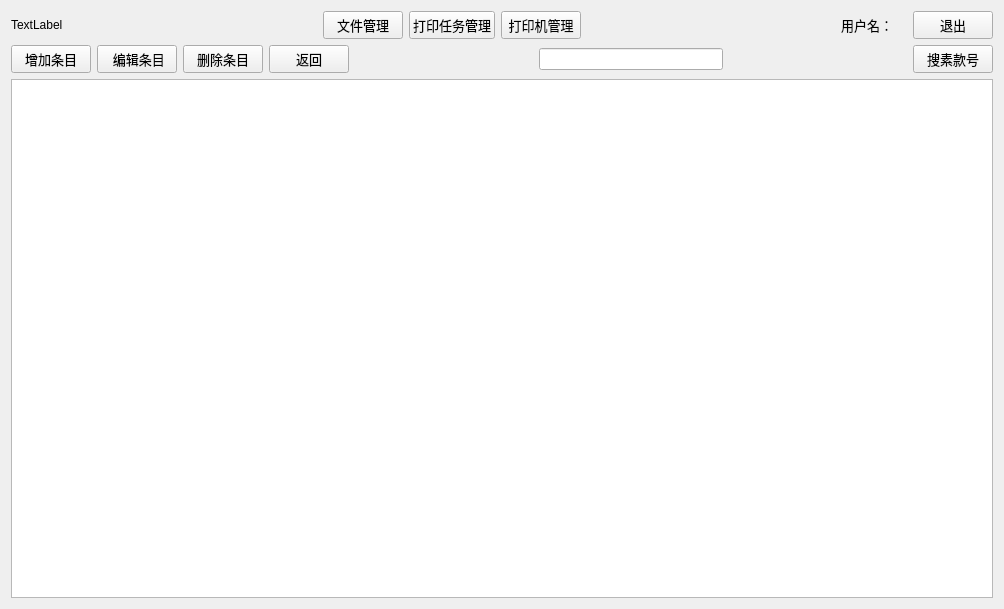
Above: pages/datamaintainance.ui from nizqleo/autoprint before the change. Below: the same form after it.
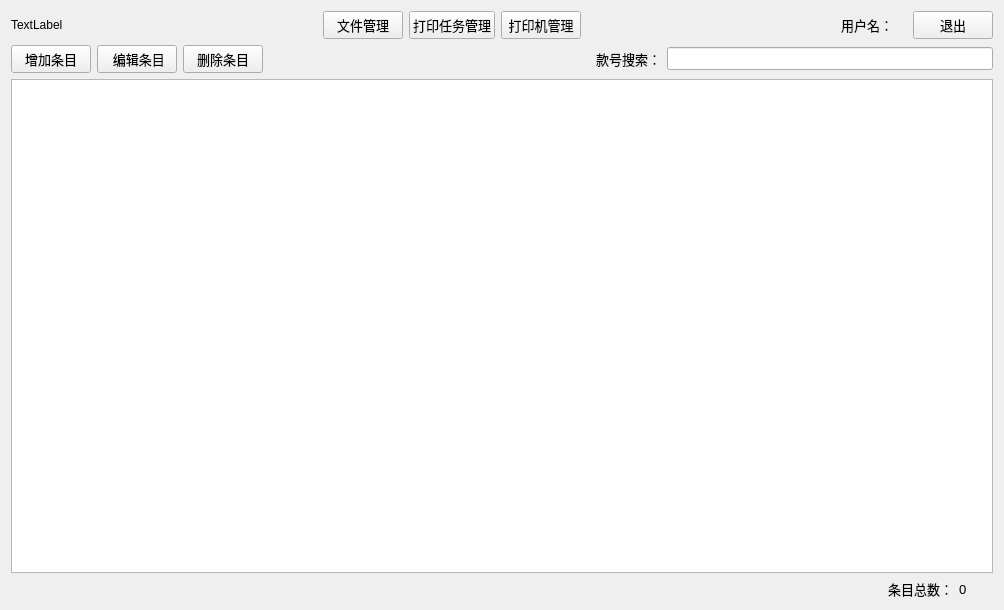
That is the form after the change.

Diff of the .ui file:
```diff
--- a/pages/datamaintainance.ui
+++ b/pages/datamaintainance.ui
@@ -7,7 +7,7 @@
     <x>0</x>
     <y>0</y>
     <width>1004</width>
-    <height>609</height>
+    <height>610</height>
    </rect>
   </property>
   <property name="windowTitle">
@@ -176,18 +176,6 @@
            </property>
           </widget>
          </item>
-         <item>
-          <widget class="QPushButton" name="Return_button">
-           <property name="font">
-            <font>
-             <pointsize>10</pointsize>
-            </font>
-           </property>
-           <property name="text">
-            <string>返回</string>
-           </property>
-          </widget>
-         </item>
          <item>
           <spacer name="horizontalSpacer_3">
            <property name="orientation">
@@ -202,30 +190,23 @@
           </spacer>
          </item>
          <item>
-          <widget class="QLineEdit" name="lineEdit"/>
-         </item>
-         <item>
-          <spacer name="horizontalSpacer">
-           <property name="orientation">
-            <enum>Qt::Horizontal</enum>
-           </property>
-           <property name="sizeHint" stdset="0">
-            <size>
-             <width>40</width>
-             <height>20</height>
-            </size>
-           </property>
-          </spacer>
-         </item>
-         <item>
-          <widget class="QPushButton" name="Search_button">
+          <widget class="QLabel" name="label_3">
            <property name="font">
             <font>
              <pointsize>10</pointsize>
             </font>
            </property>
            <property name="text">
-            <string>搜素款号</string>
+            <string>款号搜索：</string>
+           </property>
+          </widget>
+         </item>
+         <item>
+          <widget class="QLineEdit" name="search_lineEdit">
+           <property name="font">
+            <font>
+             <pointsize>10</pointsize>
+            </font>
            </property>
           </widget>
          </item>
@@ -236,7 +217,7 @@
          <property name="minimumSize">
           <size>
            <width>400</width>
-           <height>500</height>
+           <height>474</height>
           </size>
          </property>
          <property name="font">
@@ -244,6 +225,15 @@
            <pointsize>10</pointsize>
           </font>
          </property>
+         <property name="frameShape">
+          <enum>QFrame::StyledPanel</enum>
+         </property>
+         <property name="lineWidth">
+          <number>2</number>
+         </property>
+         <property name="midLineWidth">
+          <number>2</number>
+         </property>
          <property name="sizeAdjustPolicy">
           <enum>QAbstractScrollArea::AdjustIgnored</enum>
          </property>
@@ -273,6 +263,53 @@
          </attribute>
         </widget>
        </item>
+       <item>
+        <layout class="QHBoxLayout" name="horizontalLayout_6">
+         <item>
+          <spacer name="horizontalSpacer">
+           <property name="orientation">
+            <enum>Qt::Horizontal</enum>
+           </property>
+           <property name="sizeHint" stdset="0">
+            <size>
+             <width>40</width>
+             <height>20</height>
+            </size>
+           </property>
+          </spacer>
+         </item>
+         <item>
+          <widget class="QLabel" name="label_4">
+           <property name="font">
+            <font>
+             <pointsize>10</pointsize>
+            </font>
+           </property>
+           <property name="text">
+            <string>条目总数：</string>
+           </property>
+          </widget>
+         </item>
+         <item>
+          <widget class="QLabel" name="totalNum_label">
+           <property name="minimumSize">
+            <size>
+             <width>34</width>
+             <height>0</height>
+            </size>
+           </property>
+           <property name="font">
+            <font>
+             <pointsize>10</pointsize>
+            </font>
+           </property>
+           <property name="text">
+            <string>0</string>
+           </property>
+          </widget>
+         </item>
+        </layout>
+       </item>
       </layout>
      </item>
     </layout>
```
Left out of the diff: 2 changed lines with no effect on the pictures.
